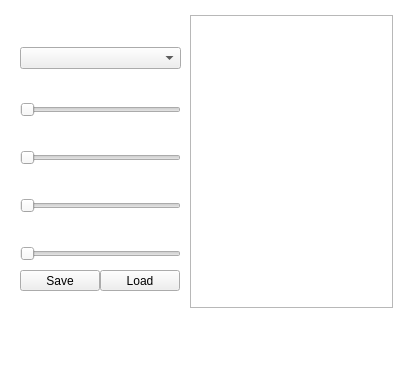
Old version of the form createavatar.ui in the repository Vladislav2104/DnD_creator_hero.
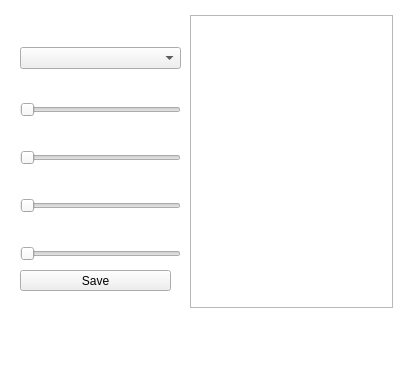
New version of the form. Icons and pictures are not drawn.

Diff of the .ui file:
```diff
--- a/createavatar.ui
+++ b/createavatar.ui
@@ -211,7 +211,7 @@
      <rect>
       <x>20</x>
       <y>270</y>
-      <width>80</width>
+      <width>151</width>
       <height>21</height>
      </rect>
     </property>
@@ -269,22 +269,6 @@
      </brush>
     </property>
    </widget>
-   <widget class="QPushButton" name="pushButton_Load">
-    <property name="geometry">
-     <rect>
-      <x>100</x>
-      <y>270</y>
-      <width>80</width>
-      <height>21</height>
-     </rect>
-    </property>
-    <property name="styleSheet">
-     <string notr="true">font: 12pt &quot;Bernard MT Condensed&quot;;</string>
-    </property>
-    <property name="text">
-     <string>Load</string>
-    </property>
-   </widget>
    <zorder>graphicsView_backg</zorder>
    <zorder>layoutWidget</zorder>
    <zorder>pushButton_Save</zorder>
```
Left out of the diff: 1 changed line with no effect on the pictures.
